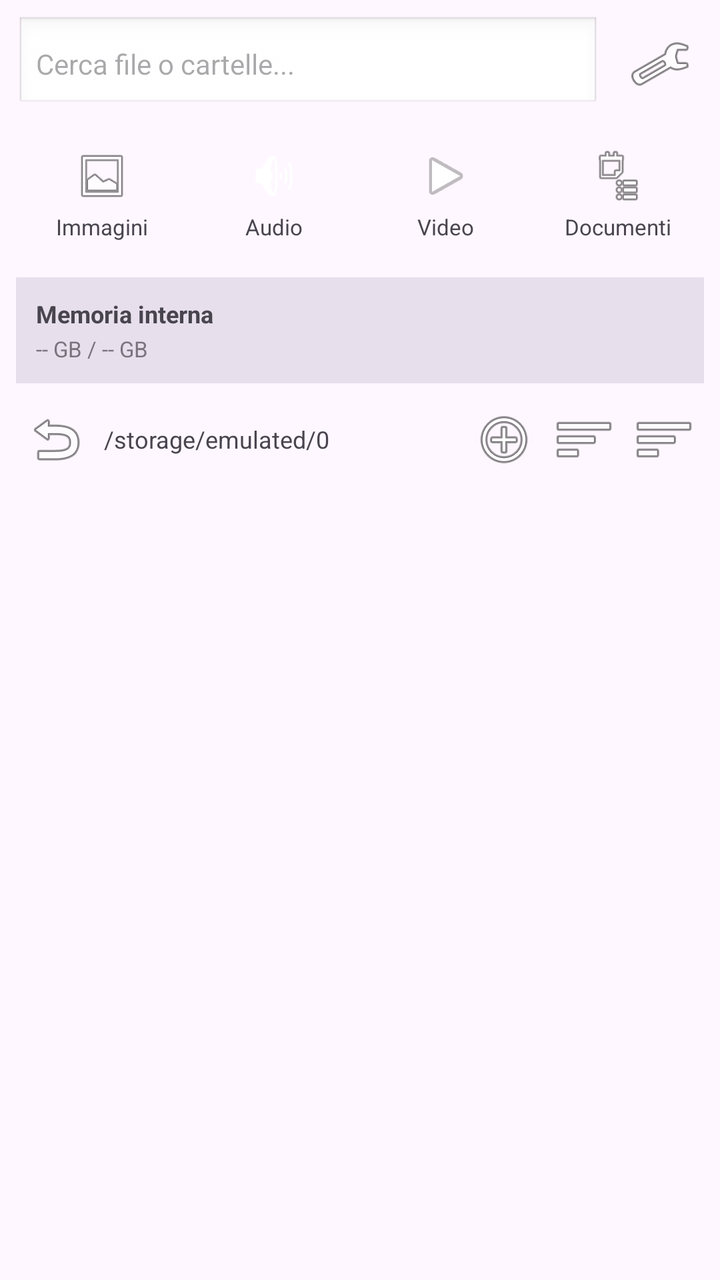
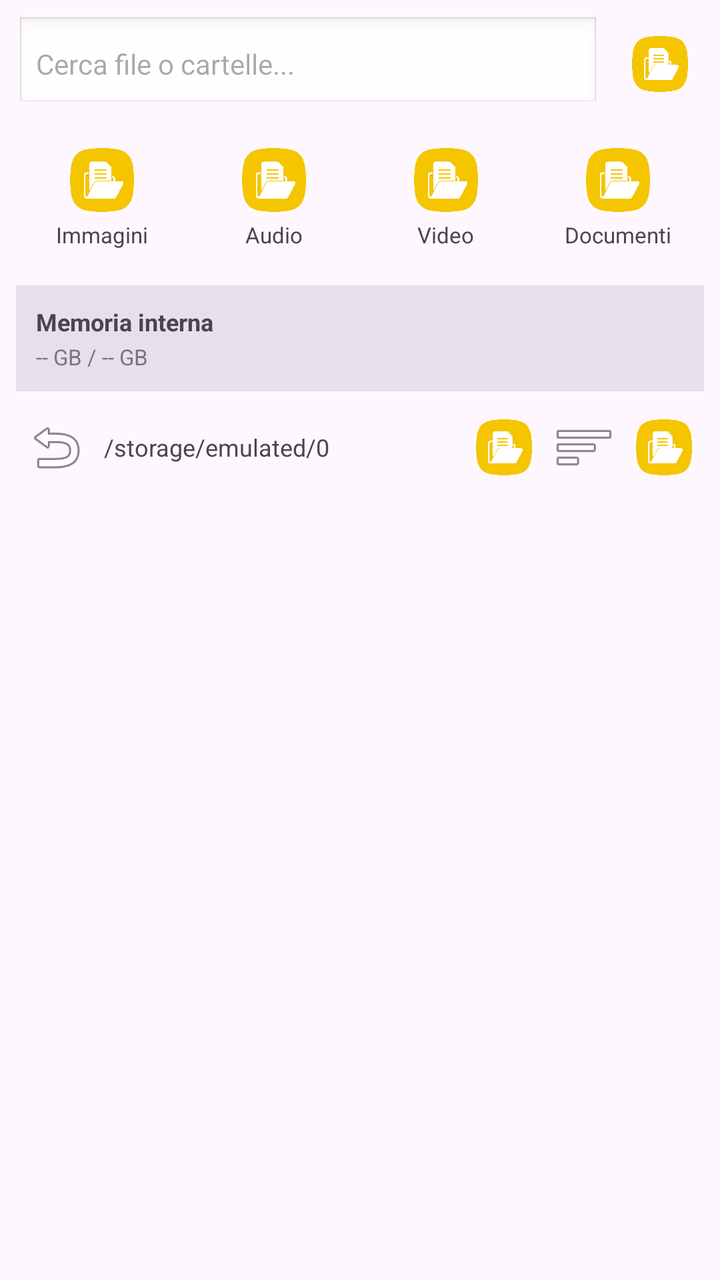

Screens rendered from an Android XML layout before and after an edit, with the pre-edit source and the edit as a unified diff.
<!-- AndroidManifest.xml: application theme Theme.Material3.DayNight.NoActionBar -->
<!-- res/layout/activity_main.xml -->
<?xml version="1.0" encoding="utf-8"?>
<LinearLayout xmlns:android="http://schemas.android.com/apk/res/android"
    android:layout_width="match_parent"
    android:layout_height="match_parent"
    android:orientation="vertical">

    
    <LinearLayout
        android:layout_width="match_parent"
        android:layout_height="wrap_content"
        android:orientation="horizontal"
        android:padding="8dp"
        android:gravity="center_vertical">

        <EditText
            android:id="@+id/editSearch"
            android:layout_width="0dp"
            android:layout_height="wrap_content"
            android:layout_weight="1"
            android:hint="Cerca file o cartelle..."
            android:padding="10dp"
            android:textSize="14sp"
            android:background="@android:drawable/edit_text"
            android:maxLines="1"
            android:inputType="text" />

        <ImageButton
            android:id="@+id/btnSettings"
            android:layout_width="44dp"
            android:layout_height="44dp"
            android:layout_marginStart="8dp"
            android:src="@android:drawable/ic_menu_preferences"
            android:background="?attr/selectableItemBackgroundBorderless"
            android:contentDescription="Impostazioni" />
    </LinearLayout>

    
    <LinearLayout
        android:layout_width="match_parent"
        android:layout_height="wrap_content"
        android:orientation="horizontal"
        android:paddingStart="8dp"
        android:paddingEnd="8dp"
        android:paddingBottom="8dp">

        <LinearLayout
            android:id="@+id/catImages"
            android:layout_width="0dp"
            android:layout_height="wrap_content"
            android:layout_weight="1"
            android:orientation="vertical"
            android:gravity="center"
            android:padding="10dp"
            android:background="?attr/selectableItemBackground">

            <ImageView
                android:layout_width="28dp"
                android:layout_height="28dp"
                android:src="@android:drawable/ic_menu_gallery"
                android:contentDescription="" />

            <TextView
                android:layout_width="wrap_content"
                android:layout_height="wrap_content"
                android:text="Immagini"
                android:textSize="11sp"
                android:paddingTop="4dp" />
        </LinearLayout>

        <LinearLayout
            android:id="@+id/catAudio"
            android:layout_width="0dp"
            android:layout_height="wrap_content"
            android:layout_weight="1"
            android:orientation="vertical"
            android:gravity="center"
            android:padding="10dp"
            android:background="?attr/selectableItemBackground">

            <ImageView
                android:layout_width="28dp"
                android:layout_height="28dp"
                android:src="@android:drawable/ic_lock_silent_mode_off"
                android:contentDescription="" />

            <TextView
                android:layout_width="wrap_content"
                android:layout_height="wrap_content"
                android:text="Audio"
                android:textSize="11sp"
                android:paddingTop="4dp" />
        </LinearLayout>

        <LinearLayout
            android:id="@+id/catVideo"
            android:layout_width="0dp"
            android:layout_height="wrap_content"
            android:layout_weight="1"
            android:orientation="vertical"
            android:gravity="center"
            android:padding="10dp"
            android:background="?attr/selectableItemBackground">

            <ImageView
                android:layout_width="28dp"
                android:layout_height="28dp"
                android:src="@android:drawable/ic_media_play"
                android:contentDescription="" />

            <TextView
                android:layout_width="wrap_content"
                android:layout_height="wrap_content"
                android:text="Video"
                android:textSize="11sp"
                android:paddingTop="4dp" />
        </LinearLayout>

        <LinearLayout
            android:id="@+id/catDocs"
            android:layout_width="0dp"
            android:layout_height="wrap_content"
            android:layout_weight="1"
            android:orientation="vertical"
            android:gravity="center"
            android:padding="10dp"
            android:background="?attr/selectableItemBackground">

            <ImageView
                android:layout_width="28dp"
                android:layout_height="28dp"
                android:src="@android:drawable/ic_menu_agenda"
                android:contentDescription="" />

            <TextView
                android:layout_width="wrap_content"
                android:layout_height="wrap_content"
                android:text="Documenti"
                android:textSize="11sp"
                android:paddingTop="4dp" />
        </LinearLayout>
    </LinearLayout>

    
    <LinearLayout
        android:id="@+id/storageRow"
        android:layout_width="match_parent"
        android:layout_height="wrap_content"
        android:orientation="horizontal"
        android:paddingStart="8dp"
        android:paddingEnd="8dp"
        android:paddingBottom="8dp">

        <LinearLayout
            android:layout_width="0dp"
            android:layout_height="wrap_content"
            android:layout_weight="1"
            android:orientation="vertical"
            android:padding="10dp"
            android:background="?attr/colorSurfaceVariant">

            <TextView
                android:layout_width="wrap_content"
                android:layout_height="wrap_content"
                android:text="Memoria interna"
                android:textSize="12sp"
                android:textStyle="bold" />

            <TextView
                android:id="@+id/txtInternalInfo"
                android:layout_width="wrap_content"
                android:layout_height="wrap_content"
                android:text="-- GB / -- GB"
                android:textSize="11sp"
                android:alpha="0.7"
                android:paddingTop="2dp" />
        </LinearLayout>
    </LinearLayout>

    
    <LinearLayout
        android:layout_width="match_parent"
        android:layout_height="wrap_content"
        android:orientation="horizontal"
        android:paddingStart="8dp"
        android:paddingEnd="8dp"
        android:paddingBottom="8dp"
        android:gravity="center_vertical">

        <ImageButton
            android:id="@+id/btnBack"
            android:layout_width="40dp"
            android:layout_height="40dp"
            android:src="@android:drawable/ic_menu_revert"
            android:background="?attr/selectableItemBackgroundBorderless"
            android:contentDescription="Indietro" />

        <TextView
            android:id="@+id/txtPath"
            android:layout_width="0dp"
            android:layout_height="wrap_content"
            android:layout_weight="1"
            android:paddingStart="4dp"
            android:paddingEnd="4dp"
            android:text="/storage/emulated/0"
            android:textSize="12sp"
            android:maxLines="1"
            android:ellipsize="start" />

        <ImageButton
            android:id="@+id/btnAddFolder"
            android:layout_width="40dp"
            android:layout_height="40dp"
            android:src="@android:drawable/ic_menu_add"
            android:background="?attr/selectableItemBackgroundBorderless"
            android:contentDescription="Nuova cartella" />

        <ImageButton
            android:id="@+id/btnSort"
            android:layout_width="40dp"
            android:layout_height="40dp"
            android:src="@android:drawable/ic_menu_sort_by_size"
            android:background="?attr/selectableItemBackgroundBorderless"
            android:contentDescription="Ordina" />

        <ImageButton
            android:id="@+id/btnViewToggle"
            android:layout_width="40dp"
            android:layout_height="40dp"
            android:src="@android:drawable/ic_menu_sort_by_size"
            android:background="?attr/selectableItemBackgroundBorderless"
            android:contentDescription="Vista" />
    </LinearLayout>

    
    <androidx.recyclerview.widget.RecyclerView
        android:id="@+id/recyclerFiles"
        android:layout_width="match_parent"
        android:layout_height="0dp"
        android:layout_weight="1"
        android:padding="4dp"
        android:clipToPadding="false" />

</LinearLayout>
<!-- resources referenced by this layout -->
<resources>

</resources>

<!-- the commit's change to res/layout/activity_main.xml (unified diff, before → after) -->
@@ -29,8 +29,10 @@
             android:layout_width="44dp"
             android:layout_height="44dp"
             android:layout_marginStart="8dp"
-            android:src="@android:drawable/ic_menu_preferences"
-            android:background="?attr/selectableItemBackgroundBorderless"
+            android:src="@drawable/settings"
+            android:background="?attr/selectableItemBackgroundBorderless"
+            android:scaleType="fitCenter"
+            android:padding="8dp"
             android:contentDescription="Impostazioni" />
     </LinearLayout>
 
@@ -54,9 +56,9 @@
             android:background="?attr/selectableItemBackground">
 
             <ImageView
-                android:layout_width="28dp"
-                android:layout_height="28dp"
-                android:src="@android:drawable/ic_menu_gallery"
+                android:layout_width="32dp"
+                android:layout_height="32dp"
+                android:src="@drawable/images"
                 android:contentDescription="" />
 
             <TextView
@@ -78,9 +80,9 @@
             android:background="?attr/selectableItemBackground">
 
             <ImageView
-                android:layout_width="28dp"
-                android:layout_height="28dp"
-                android:src="@android:drawable/ic_lock_silent_mode_off"
+                android:layout_width="32dp"
+                android:layout_height="32dp"
+                android:src="@drawable/audio"
                 android:contentDescription="" />
 
             <TextView
@@ -102,9 +104,9 @@
             android:background="?attr/selectableItemBackground">
 
             <ImageView
-                android:layout_width="28dp"
-                android:layout_height="28dp"
-                android:src="@android:drawable/ic_media_play"
+                android:layout_width="32dp"
+                android:layout_height="32dp"
+                android:src="@drawable/video"
                 android:contentDescription="" />
 
             <TextView
@@ -126,9 +128,9 @@
             android:background="?attr/selectableItemBackground">
 
             <ImageView
-                android:layout_width="28dp"
-                android:layout_height="28dp"
-                android:src="@android:drawable/ic_menu_agenda"
+                android:layout_width="32dp"
+                android:layout_height="32dp"
+                android:src="@drawable/documents"
                 android:contentDescription="" />
 
             <TextView
@@ -210,8 +212,10 @@
             android:id="@+id/btnAddFolder"
             android:layout_width="40dp"
             android:layout_height="40dp"
-            android:src="@android:drawable/ic_menu_add"
-            android:background="?attr/selectableItemBackgroundBorderless"
+            android:src="@drawable/folder_add"
+            android:background="?attr/selectableItemBackgroundBorderless"
+            android:scaleType="fitCenter"
+            android:padding="6dp"
             android:contentDescription="Nuova cartella" />
 
         <ImageButton
@@ -226,8 +230,10 @@
             android:id="@+id/btnViewToggle"
             android:layout_width="40dp"
             android:layout_height="40dp"
-            android:src="@android:drawable/ic_menu_sort_by_size"
-            android:background="?attr/selectableItemBackgroundBorderless"
+            android:src="@drawable/list"
+            android:background="?attr/selectableItemBackgroundBorderless"
+            android:scaleType="fitCenter"
+            android:padding="6dp"
             android:contentDescription="Vista" />
     </LinearLayout>
 
<!-- resource entries referenced after the edit -->
@@ -1,5 +1,11 @@
 <!-- resources referenced by this layout -->
 <resources>
-
+  <!-- drawable audio: png bitmap (drawable, 42915 bytes) -->
+  <!-- drawable documents: png bitmap (drawable, 42915 bytes) -->
+  <!-- drawable folder_add: png bitmap (drawable, 42915 bytes) -->
+  <!-- drawable images: png bitmap (drawable, 42915 bytes) -->
+  <!-- drawable list: png bitmap (drawable, 42915 bytes) -->
+  <!-- drawable settings: png bitmap (drawable, 42915 bytes) -->
+  <!-- drawable video: png bitmap (drawable, 42915 bytes) -->
 </resources>
 
